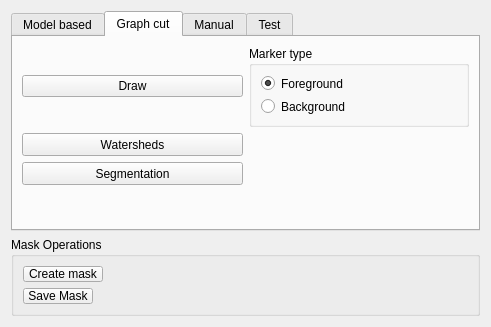
First picture: the form in Applications/Viewer/OrganSegmentationModule/OrganSegmentationWidget.ui, repository JanKolomaznik/MedV4D, before the edit.
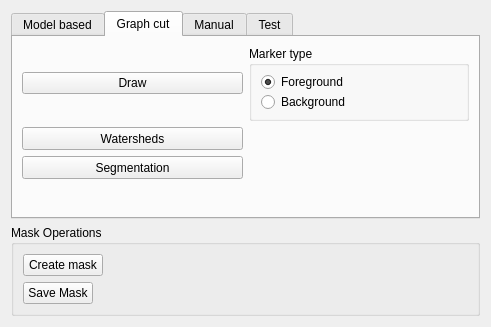
Second picture: the form after the edit. Custom widgets are drawn as their Qt base class.

Diff of the .ui file:
```diff
--- a/Applications/Viewer/OrganSegmentationModule/OrganSegmentationWidget.ui
+++ b/Applications/Viewer/OrganSegmentationModule/OrganSegmentationWidget.ui
@@ -22,12 +22,6 @@
   <layout class="QGridLayout" name="gridLayout_3">
    <item row="1" column="0">
     <widget class="QGroupBox" name="groupBox_2">
-     <property name="minimumSize">
-      <size>
-       <width>0</width>
-       <height>60</height>
-      </size>
-     </property>
      <property name="title">
       <string>Mask Operations</string>
      </property>
@@ -59,7 +53,7 @@
     </widget>
    </item>
    <item row="0" column="0">
-    <widget class="QTabWidget" name="mBimaskDrawToggleButton">
+    <widget class="QTabWidget" name="tabWidget">
      <property name="enabled">
       <bool>true</bool>
      </property>
@@ -180,7 +174,7 @@
         </widget>
        </item>
        <item row="0" column="0">
-        <widget class="QPushButton" name="pushButton_7">
+        <widget class="QPushButton" name="mBimaskDrawToggleButton">
          <property name="minimumSize">
           <size>
            <width>0</width>
```
Left out of the diff: 19 changed lines with no effect on the pictures.
